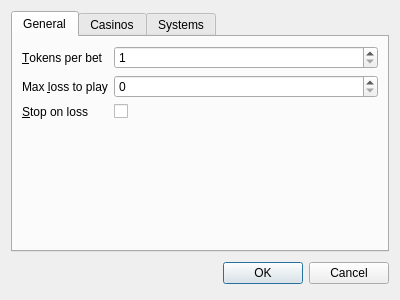
Qt form source/settingsdialog.ui (martin-kudlicka/roulette-bot) before a commit.
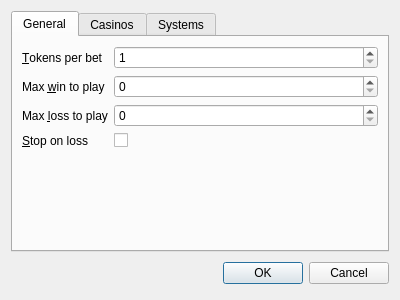
The same form after that commit.

```diff
--- a/source/settingsdialog.ui
+++ b/source/settingsdialog.ui
@@ -44,7 +44,7 @@
          </property>
         </widget>
        </item>
-       <item row="1" column="0">
+       <item row="2" column="0">
         <widget class="QLabel" name="label_2">
          <property name="text">
           <string>Max &amp;loss to play</string>
@@ -54,10 +54,10 @@
          </property>
         </widget>
        </item>
-       <item row="1" column="1">
+       <item row="2" column="1">
         <widget class="QSpinBox" name="qsbMaxLossToPlay"/>
        </item>
-       <item row="2" column="0">
+       <item row="3" column="0">
         <widget class="QLabel" name="label_3">
          <property name="text">
           <string>&amp;Stop on loss</string>
@@ -67,13 +67,26 @@
          </property>
         </widget>
        </item>
-       <item row="2" column="1">
+       <item row="3" column="1">
         <widget class="QCheckBox" name="qcbStopOnLoss">
          <property name="text">
           <string/>
          </property>
         </widget>
        </item>
+       <item row="1" column="0">
+        <widget class="QLabel" name="label_4">
+         <property name="text">
+          <string>Max &amp;win to play</string>
+         </property>
+         <property name="buddy">
+          <cstring>qsbMaxWinToPlay</cstring>
+         </property>
+        </widget>
+       </item>
+       <item row="1" column="1">
+        <widget class="QSpinBox" name="qsbMaxWinToPlay"/>
+       </item>
       </layout>
      </widget>
      <widget class="QWidget" name="tab">
```
